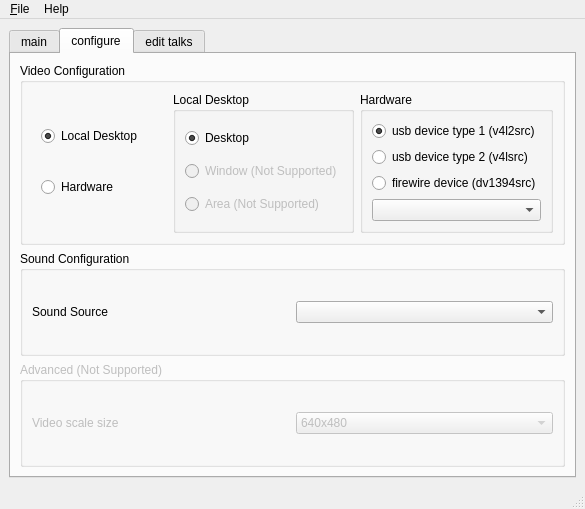
Before: the Qt Designer form forms/freeseer_ui_qt.ui in Freeseer/freeseer, drawn with Qt 5.
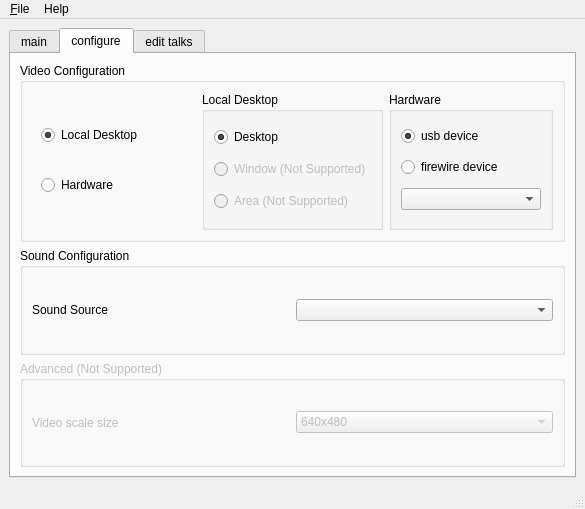
After: the same form once the commit is applied. The open tabs and pages were chosen to show the change.

Commit message: removed v4lsrc radiobutton, refactored code

The edit to the form file:
```diff
--- a/forms/freeseer_ui_qt.ui
+++ b/forms/freeseer_ui_qt.ui
@@ -252,7 +252,7 @@
 </string>
                 </property>
                 <property name="text">
-                 <string>usb device type 1 (v4l2src)</string>
+                 <string>usb device</string>
                 </property>
                 <property name="checked">
                  <bool>true</bool>
@@ -260,23 +260,12 @@
                </widget>
               </item>
               <item>
-               <widget class="QRadioButton" name="v4lsrcButton">
-                <property name="toolTip">
-                 <string>USB type 2 uses v4lsrc as the video driver, kept for devices that do not yet support v4l2src option.
-</string>
-                </property>
-                <property name="text">
-                 <string>usb device type 2 (v4lsrc)</string>
-                </property>
-               </widget>
-              </item>
-              <item>
-               <widget class="QRadioButton" name="dv1394srcButton">
+               <widget class="QRadioButton" name="firewiresrcButton">
                 <property name="toolTip">
                  <string>Firewire mode uses dv1394src as the video driver.</string>
                 </property>
                 <property name="text">
-                 <string>firewire device (dv1394src)</string>
+                 <string>firewire device</string>
                 </property>
                </widget>
               </item>
```
Left out of the diff: 9 changed lines with no effect on the pictures. The commit also changes 2 other files.
